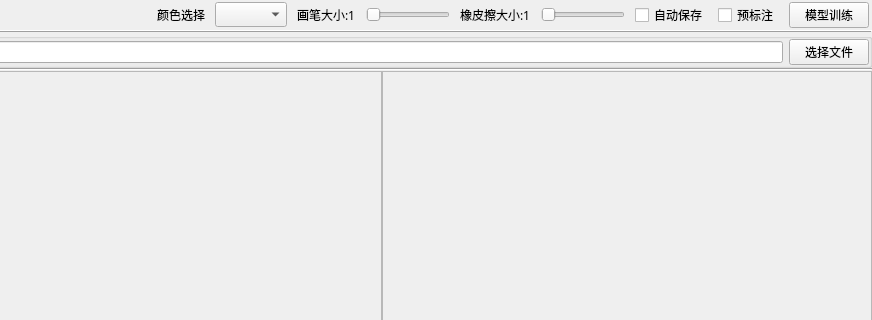
Old version of the form AiTool/aiwidget.ui in the repository wondron/graphics; both pictures show x 229 to 1101 and y 0 to 320 of the 1101 by 554 pixel window.
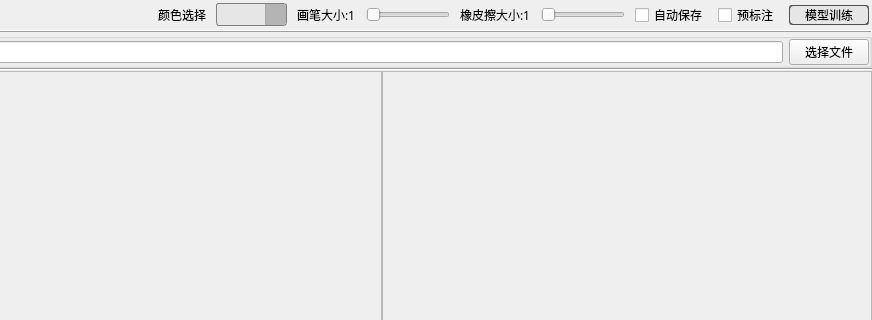
New version of the form. Icons and pictures are not drawn.

Commit message: "优化界面显示"

```diff
--- a/AiTool/aiwidget.ui
+++ b/AiTool/aiwidget.ui
@@ -210,7 +210,37 @@
            </font>
           </property>
           <property name="styleSheet">
-           <string notr="true"/>
+           <string notr="true">QComboBox {
+    border: 1px solid gray;
+    border-radius: 3px;
+    padding: 1px 2px 1px 2px;
+    background-color: rgb(230,230,230);
+}
+
+QComboBox::drop-down {
+	background-color: rgb(180,180,180);
+    subcontrol-origin: padding;
+    subcontrol-position: top right;
+    width: 20px;
+    border-left-width: 1px;
+    border-left-color: darkgray;
+    border-left-style: solid;
+    border-top-right-radius: 3px; 
+    border-bottom-right-radius: 3px;
+}
+QComboBox::down-arrow {
+    image: url(:/aiImageIcon/aiImgIcon/down.png);
+}
+
+QComboBox QAbstractItemView
+{
+background-color:rgba(225, 225, 255, 180);
+height:1000px;
+border: 12px; 
+color: red; 
+selection-color: green;
+selection-background-color: rgb(210,210,210); 
+}</string>
           </property>
          </widget>
         </item>
@@ -293,7 +323,20 @@
            </font>
           </property>
           <property name="styleSheet">
-           <string notr="true">gridline-color: rgb(255, 170, 0);</string>
+           <string notr="true">QPushButton{
+background-color:rgb(230,230,230);
+border-radius: 3px;
+border: 1px groove rgb(80, 80, 80)
+}
+
+QPushButton::hover{
+background-color:rgb(0, 153, 255, 60);
+}
+
+QPushButton:pressed{
+background-color: rgb(0, 153, 255,120);
+border-style: inset; 
+}</string>
           </property>
           <property name="text">
            <string>模型训练</string>
```
The commit also changes 4 other files.
